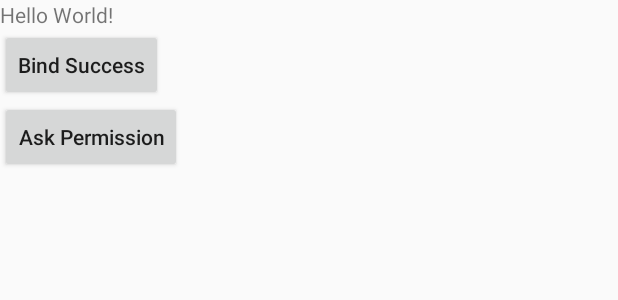
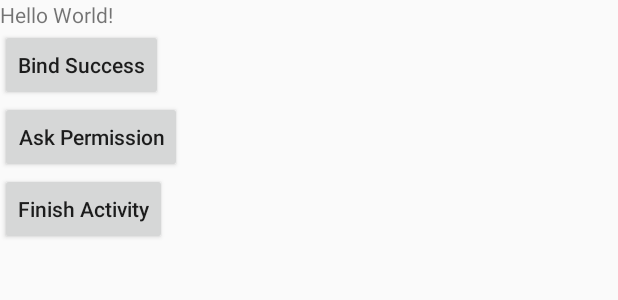
Before and after one commit to fhlkm/AIDLServer, an Android app: the layout activity_main.xml on its own in the app's theme, with its tools: preview values and no code run, on a phone screen of 412 x 824 dp. Shown: the top 300 px of the screen. Run offline under Robolectric (Android 15) with nearby library versions, the phone set to English and light mode, and no system bars.

```diff
--- a/app/build.gradle
+++ b/app/build.gradle
@@ -8,7 +8,7 @@ android {
     compileSdkVersion 26
     defaultConfig {
         applicationId "com.looppay"
-        minSdkVersion 21
+        minSdkVersion 23
         targetSdkVersion 26
         versionCode 1
         versionName "1.0"
--- a/app/src/main/java/com/looppay/MainActivity.kt
+++ b/app/src/main/java/com/looppay/MainActivity.kt
@@ -27,6 +27,7 @@ class MainActivity : AppCompatActivity() {
                 var mDeviceRsult = DeviceResult()
                 mDeviceRsult.name ="TPD"
                 mDeviceRsult.brand ="Looppay"
+
                 mCallback.onSuccess(mDeviceRsult)
             }else{
                 Log.i(TAG, "callback is null")
@@ -35,6 +36,10 @@ class MainActivity : AppCompatActivity() {
 
         ask_permission.setOnClickListener {
             askTakePciturePermission();
+        }
+
+        finish.setOnClickListener {
+            finish();
         }
 
     }
--- a/app/src/main/res/layout/activity_main.xml
+++ b/app/src/main/res/layout/activity_main.xml
@@ -31,6 +31,13 @@
             android:layout_width="wrap_content"
             android:layout_height="wrap_content"
             android:textAllCaps="false"/>
+
+        <Button
+            android:id="@+id/finish"
+            android:text="Finish Activity"
+            android:layout_width="wrap_content"
+            android:layout_height="wrap_content"
+            android:textAllCaps="false"/>
 </LinearLayout>
 
 </android.support.constraint.ConstraintLayout>
--- /dev/null
+++ b/app/src/main/res/layout/activity_perm.xml
@@ -0,0 +1,6 @@
+<?xml version="1.0" encoding="utf-8"?>
+<android.support.constraint.ConstraintLayout
+    xmlns:android="http://schemas.android.com/apk/res/android" android:layout_width="match_parent"
+    android:layout_height="match_parent">
+
+</android.support.constraint.ConstraintLayout>
--- a/app/src/main/res/values/styles.xml
+++ b/app/src/main/res/values/styles.xml
@@ -8,4 +8,13 @@
         <item name="colorAccent">@color/colorAccent</item>
     </style>
 
+    <style name="Theme.Transparent" parent="android:Theme.Dialog">
+        <item name="android:windowIsTranslucent">true</item>
+        <item name="android:windowBackground">@android:color/transparent</item>
+        <item name="android:windowContentOverlay">@null</item>
+        <item name="android:windowNoTitle">true</item>
+        <item name="android:windowIsFloating">true</item>
+        <item name="android:backgroundDimEnabled">false</item>
+    </style>
+
 </resources>
```
Also changed, not shown: app/src/main/AndroidManifest.xml (+10 -7 lines), app/src/main/java/com/looppay/PermissionActivity.java (added, +57 -0 lines), app/src/main/java/com/looppay/service/AIDLService.java (+39 -2 lines).
